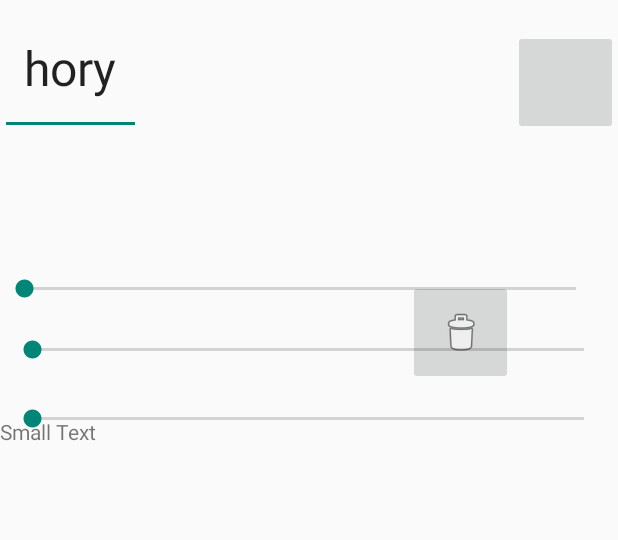
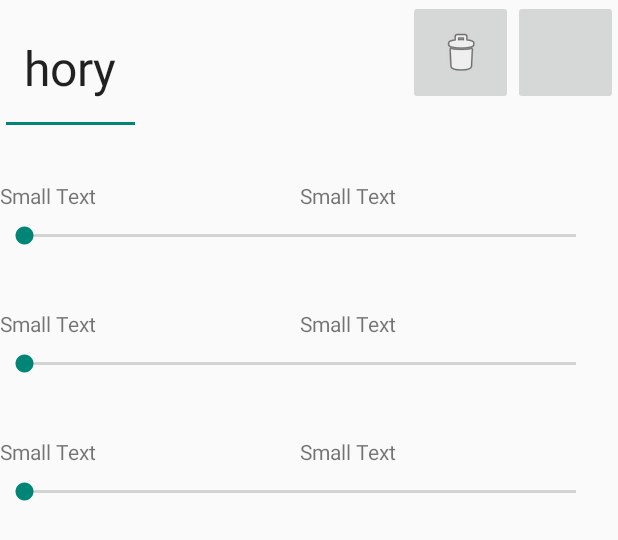
Before and after one commit to tuskeb/Csanydroid1, an Android app: the layout fragment_hero_detail.xml on its own in the app's theme, with its tools: preview values and no code run, on a phone screen of 412 x 824 dp. Shown: the top 540 px of the screen. Run offline under Robolectric (Android 15) with nearby library versions, the phone set to English and light mode, and no system bars.

Commit message:
Kinézet módosítása

```diff
--- a/app/src/main/res/layout/fragment_hero_detail.xml
+++ b/app/src/main/res/layout/fragment_hero_detail.xml
@@ -25,19 +25,108 @@
         android:layout_height="70dp"
         android:text="@string/remove_hero"
         android:src="@android:drawable/ic_menu_delete"
-        android:layout_above="@+id/charmBar"
+        android:layout_alignParentTop="true"
         android:layout_toLeftOf="@+id/add_to_favourites_hero"
-        android:layout_toStartOf="@+id/add_to_favourites_hero"/>
+        android:layout_toStartOf="@+id/add_to_favourites_hero" />
 
     <ImageButton
         android:id="@+id/add_to_favourites_hero"
         android:layout_width="70dp"
         android:layout_height="70dp"
-        android:layout_alignBottom="@+id/hero_name"
-        android:layout_alignRight="@+id/charmBar"
-        android:layout_alignEnd="@+id/charmBar"
+        android:layout_alignParentTop="true"
         android:layout_alignParentRight="true"
-        android:layout_alignParentEnd="true"/>
+        android:layout_alignParentEnd="true" />
+
+    <SeekBar
+        android:id="@+id/offensiveBar"
+        android:layout_width="400dp"
+        android:layout_height="35dp"
+        android:layout_below="@+id/offensiveImageView"
+        android:layout_alignParentLeft="true"
+        android:layout_alignParentStart="true" />
+
+    <ImageView
+        android:layout_width="50dp"
+        android:layout_height="50dp"
+        android:id="@+id/offensiveImageView"
+        android:layout_below="@+id/hero_name"
+        android:layout_alignParentRight="true"
+        android:layout_alignParentEnd="true" />
+
+    <TextView
+        android:layout_width="200dp"
+        android:layout_height="wrap_content"
+        android:textAppearance="?android:attr/textAppearanceSmall"
+        android:text="Small Text"
+        android:id="@+id/offensiveTextView"
+        android:layout_above="@+id/offensiveBar"
+        android:layout_alignParentLeft="true"
+        android:layout_alignParentStart="true"
+        android:singleLine="true"
+        android:layout_alignRight="@+id/defensiveTextView"
+        android:layout_alignEnd="@+id/defensiveTextView" />
+
+    <TextView
+        android:layout_width="wrap_content"
+        android:layout_height="wrap_content"
+        android:textAppearance="?android:attr/textAppearanceSmall"
+        android:text="Small Text"
+        android:id="@+id/offensiveTextViewNum"
+        android:layout_alignTop="@+id/offensiveTextView"
+        android:layout_toRightOf="@+id/offensiveTextView"
+        android:layout_toEndOf="@+id/offensiveTextView" />
+
+    <SeekBar
+        android:id="@+id/defensiveBar"
+        android:layout_width="400dp"
+        android:layout_height="35dp"
+        android:layout_below="@+id/defensiveImageView"
+        android:layout_alignParentLeft="true"
+        android:layout_alignParentStart="true" />
+
+    <ImageView
+        android:layout_width="50dp"
+        android:layout_height="50dp"
+        android:id="@+id/defensiveImageView"
+        android:layout_below="@+id/offensiveBar"
+        android:layout_alignParentRight="true"
+        android:layout_alignParentEnd="true" />
+
+    <TextView
+        android:layout_width="200dp"
+        android:layout_height="wrap_content"
+        android:textAppearance="?android:attr/textAppearanceSmall"
+        android:text="Small Text"
+        android:id="@+id/defensiveTextView"
+        android:layout_above="@+id/defensiveBar"
+        android:layout_alignParentLeft="true"
+        android:layout_alignParentStart="true" />
+
+    <TextView
+        android:layout_width="wrap_content"
+        android:layout_height="wrap_content"
+        android:textAppearance="?android:attr/textAppearanceSmall"
+        android:text="Small Text"
+        android:id="@+id/defensiveTextViewNum"
+        android:layout_alignTop="@+id/defensiveTextView"
+        android:layout_toRightOf="@+id/defensiveTextView"
+        android:layout_toEndOf="@+id/defensiveTextView" />
+
+    <SeekBar
+        android:id="@+id/charmBar"
+        android:layout_width="400dp"
+        android:layout_height="35dp"
+        android:layout_below="@+id/charmImageView"
+        android:layout_alignParentLeft="true"
+        android:layout_alignParentStart="true" />
+
+    <ImageView
+        android:layout_width="50dp"
+        android:layout_height="50dp"
+        android:id="@+id/charmImageView"
+        android:layout_below="@+id/defensiveBar"
+        android:layout_alignParentRight="true"
+        android:layout_alignParentEnd="true" />
 
     <TextView
         android:layout_width="200dp"
@@ -45,40 +134,21 @@
         android:textAppearance="?android:attr/textAppearanceSmall"
         android:text="Small Text"
         android:id="@+id/charmTextView"
-        android:layout_alignBottom="@+id/charmBar" />
+        android:layout_above="@+id/charmBar"
+        android:layout_alignParentLeft="true"
+        android:layout_alignParentStart="true"
+        android:layout_alignRight="@+id/defensiveTextView"
+        android:layout_alignEnd="@+id/defensiveTextView" />
 
-    <ImageView
-        android:layout_width="100dp"
-        android:layout_height="20dp"
-        android:id="@+id/charmImageView"
-        android:layout_alignTop="@+id/charmBar"
-        android:layout_alignRight="@+id/hero_name"
-        android:layout_alignEnd="@+id/hero_name" />
-
-    <SeekBar
-        android:id="@+id/charmBar"
-        android:layout_margin="5dp"
-        android:layout_width="400dp"
-        android:layout_height="35dp"
-        android:layout_below="@+id/offensiveBar"
-        android:layout_alignParentLeft="true" />
-
-    <SeekBar
-        android:id="@+id/offensiveBar"
-        android:layout_margin="5dp"
-        android:layout_width="400dp"
-        android:layout_height="35dp"
-        android:layout_below="@+id/defensiveBar"
-        android:layout_alignParentLeft="true" />
-
-    <SeekBar
-        android:id="@+id/defensiveBar"
-        android:layout_width="400dp"
-        android:layout_height="35dp"
-        android:layout_marginTop="85dp"
-        android:layout_below="@+id/hero_name"
-        android:layout_alignParentLeft="true"
-        android:layout_alignParentStart="true" />
+    <TextView
+        android:layout_width="wrap_content"
+        android:layout_height="wrap_content"
+        android:textAppearance="?android:attr/textAppearanceSmall"
+        android:text="Small Text"
+        android:id="@+id/charmTextViewNum"
+        android:layout_alignTop="@+id/charmTextView"
+        android:layout_toRightOf="@+id/charmTextView"
+        android:layout_toEndOf="@+id/charmTextView" />
 
 
 </RelativeLayout>
```
Also changed, not shown: 1 other file.
